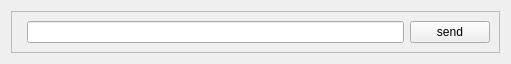
RinatB2017/mega_GIT, file Qt/my_old_programm/Ethernet/TCP_Client/src/tcp_client_mainbox/ui/tcp_client_mainbox.ui: the form before one commit.
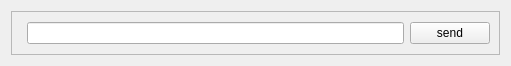
The form after the commit. Custom widgets are drawn as their Qt base class.

What changed in the file:
```diff
--- a/Qt/my_old_programm/Ethernet/TCP_Client/src/tcp_client_mainbox/ui/tcp_client_mainbox.ui
+++ b/Qt/my_old_programm/Ethernet/TCP_Client/src/tcp_client_mainbox/ui/tcp_client_mainbox.ui
@@ -7,7 +7,7 @@
     <x>0</x>
     <y>0</y>
     <width>511</width>
-    <height>60</height>
+    <height>66</height>
    </rect>
   </property>
   <property name="windowTitle">
```
